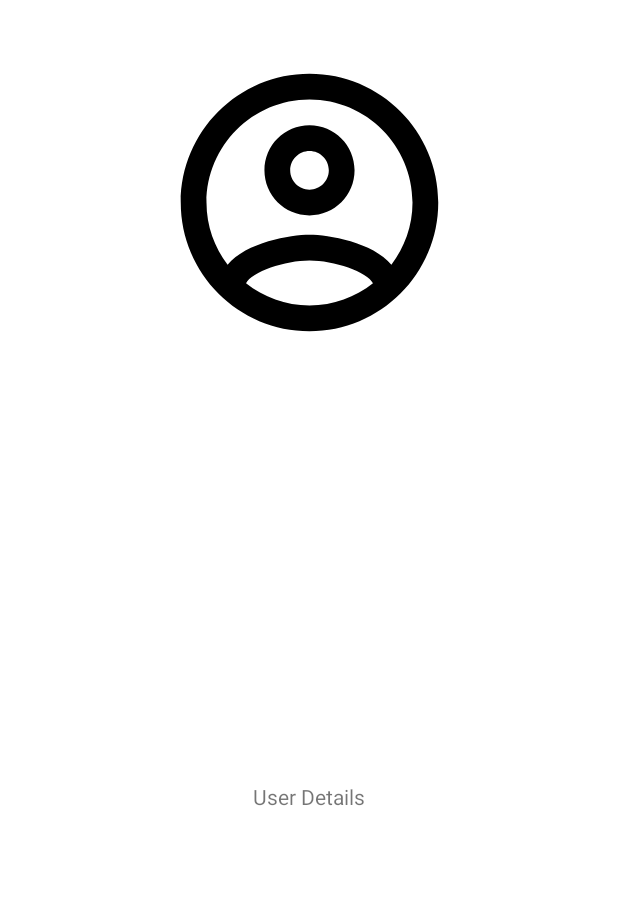
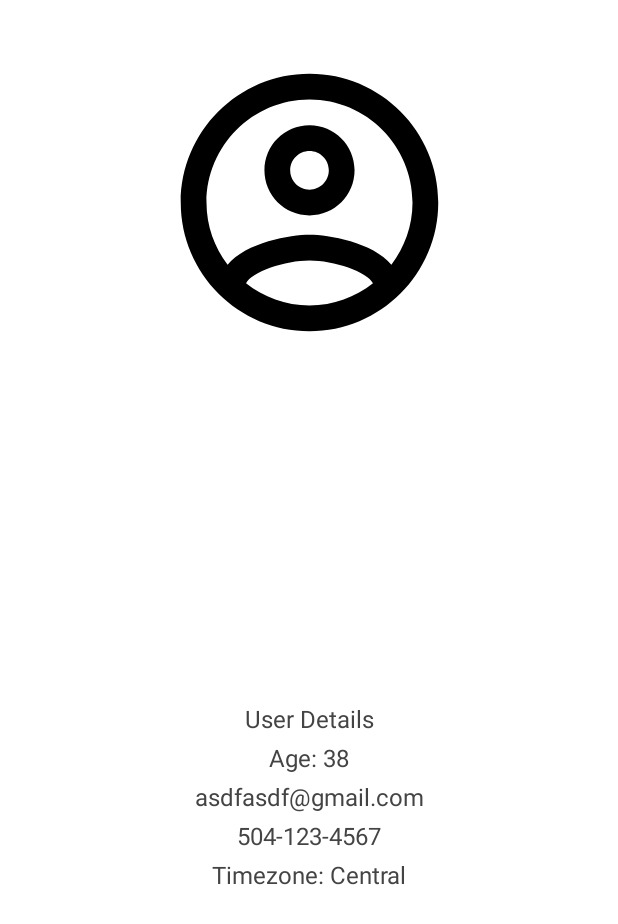
Before and after one commit to dmcinnis/UserGeneratorChallenge, an Android app: the layout user_details_fragment.xml on its own in the app's theme, with its tools: preview values and no code run, on a phone screen of 412 x 824 dp. Shown: the top 924 px of the screen. Run offline under Robolectric (Android 15) with nearby library versions, the phone set to English and light mode, and no system bars; network calls fail.

Commit message:
add new user data, update styling

```diff
--- a/app/src/main/java/me/drewm/usergeneratorchallenge/AppContainer.kt
+++ b/app/src/main/java/me/drewm/usergeneratorchallenge/AppContainer.kt
@@ -4,6 +4,9 @@ import me.drewm.usergeneratorchallenge.network.UserDataService
 import retrofit2.Retrofit
 import retrofit2.converter.gson.GsonConverterFactory
 
+/**
+ * This is a manual DI implementation / container for app singletons
+  */
 class AppContainer {
     private val retrofit: Retrofit by lazy {
         Retrofit.Builder()
@@ -14,5 +17,4 @@ class AppContainer {
     val userApiService: UserDataService by lazy {
         retrofit.create(UserDataService::class.java)
     }
-
 }
--- a/app/src/main/res/layout/user_details_fragment.xml
+++ b/app/src/main/res/layout/user_details_fragment.xml
@@ -1,45 +1,112 @@
 <?xml version="1.0" encoding="utf-8"?>
 <androidx.constraintlayout.widget.ConstraintLayout xmlns:android="http://schemas.android.com/apk/res/android"
         xmlns:app="http://schemas.android.com/apk/res-auto"
+        xmlns:tools="http://schemas.android.com/tools"
         android:layout_width="match_parent"
-        android:layout_height="match_parent"
-        xmlns:tools="http://schemas.android.com/tools">
+        android:layout_height="match_parent">
 
     <androidx.constraintlayout.widget.Guideline
             android:id="@+id/guideline_start"
             android:layout_width="wrap_content"
             android:layout_height="wrap_content"
             android:orientation="vertical"
-            app:layout_constraintGuide_percent="0.25"
-            />
+            app:layout_constraintGuide_percent="0.25" />
 
     <androidx.constraintlayout.widget.Guideline
             android:id="@+id/guideline_end"
             android:layout_width="wrap_content"
             android:layout_height="wrap_content"
             android:orientation="vertical"
-            app:layout_constraintGuide_percent="0.75"
-            />
+            app:layout_constraintGuide_percent="0.75" />
 
     <ImageView
             android:id="@+id/picture"
             android:layout_width="0dp"
             android:layout_height="wrap_content"
-            app:layout_constraintTop_toTopOf="parent"
+            android:layout_marginTop="@dimen/space_large"
+            android:adjustViewBounds="true"
+            android:contentDescription="@string/accessibility_user_picture"
             app:layout_constraintEnd_toEndOf="@id/guideline_end"
             app:layout_constraintStart_toStartOf="@id/guideline_start"
-            tools:src="@drawable/user_picture_placeholder"
-            android:adjustViewBounds="true"
-            android:layout_marginTop="32dp"/>
+            app:layout_constraintTop_toTopOf="parent"
+            tools:src="@drawable/user_picture_placeholder" />
 
     <TextView
             android:id="@+id/name"
             android:layout_width="wrap_content"
             android:layout_height="wrap_content"
-            android:text="User Details"
+            android:layout_marginStart="@dimen/space_large"
+            android:layout_marginEnd="@dimen/space_large"
+            android:textAppearance="@style/SubHeading"
+            app:layout_constrainedWidth="true"
+            app:layout_constraintBottom_toTopOf="@+id/age"
+            app:layout_constraintEnd_toEndOf="parent"
+            app:layout_constraintStart_toStartOf="parent"
+            app:layout_constraintTop_toBottomOf="@id/picture"
+            app:layout_constraintVertical_chainStyle="packed"
+            tools:text="User Details" />
+
+    <TextView
+            android:id="@+id/age"
+            android:layout_width="wrap_content"
+            android:layout_height="wrap_content"
+            android:layout_marginStart="@dimen/space_large"
+            android:layout_marginTop="@dimen/space_xsmall"
+            android:layout_marginEnd="@dimen/space_large"
+            android:textAppearance="@style/SubHeading"
+            app:layout_constrainedWidth="true"
+            app:layout_constraintBottom_toTopOf="@+id/email"
+            app:layout_constraintEnd_toEndOf="parent"
+            app:layout_constraintStart_toStartOf="parent"
+            app:layout_constraintTop_toBottomOf="@id/name"
+            tools:text="Age: 38" />
+
+    <TextView
+            android:id="@+id/email"
+            android:layout_width="wrap_content"
+            android:layout_height="wrap_content"
+            android:layout_marginStart="@dimen/space_large"
+            android:layout_marginTop="@dimen/space_xsmall"
+            android:layout_marginEnd="@dimen/space_large"
+            android:textAppearance="@style/SubHeading"
+            android:textIsSelectable="true"
+            app:layout_constrainedWidth="true"
+            app:layout_constraintBottom_toTopOf="@+id/cell"
+            app:layout_constraintEnd_toEndOf="parent"
+            app:layout_constraintStart_toStartOf="parent"
+            app:layout_constraintTop_toBottomOf="@id/age"
+            tools:text="asdfasdf@gmail.com" />
+
+    <TextView
+            android:id="@+id/cell"
+            android:layout_width="wrap_content"
+            android:layout_height="wrap_content"
+            android:layout_marginStart="@dimen/space_large"
+            android:layout_marginTop="@dimen/space_xsmall"
+            android:layout_marginEnd="@dimen/space_large"
+            android:textAppearance="@style/SubHeading"
+            android:textIsSelectable="true"
+            app:layout_constrainedWidth="true"
+            app:layout_constraintBottom_toTopOf="@+id/timezone"
+            app:layout_constraintEnd_toEndOf="parent"
+            app:layout_constraintStart_toStartOf="parent"
+            app:layout_constraintTop_toBottomOf="@id/email"
+            tools:text="504-123-4567" />
+
+    <TextView
+            android:id="@+id/timezone"
+            android:layout_width="wrap_content"
+            android:layout_height="wrap_content"
+            android:layout_marginStart="@dimen/space_large"
+            android:layout_marginTop="@dimen/space_xsmall"
+            android:layout_marginEnd="@dimen/space_large"
+            android:textAlignment="center"
+            android:textAppearance="@style/SubHeading"
+            app:layout_constrainedWidth="true"
             app:layout_constraintBottom_toBottomOf="parent"
             app:layout_constraintEnd_toEndOf="parent"
             app:layout_constraintStart_toStartOf="parent"
-            app:layout_constraintTop_toBottomOf="@id/picture" />
+            app:layout_constraintTop_toBottomOf="@id/cell"
+            tools:text="Timezone: Central" />
 
 </androidx.constraintlayout.widget.ConstraintLayout>
--- a/app/src/main/res/values/colors.xml
+++ b/app/src/main/res/values/colors.xml
@@ -7,4 +7,6 @@
     <color name="teal_700">#FF018786</color>
     <color name="black">#FF000000</color>
     <color name="white">#FFFFFFFF</color>
+
+    <color name="off_black">#444444</color>
 </resources>
--- /dev/null
+++ b/app/src/main/res/values/styles.xml
@@ -0,0 +1,15 @@
+<?xml version="1.0" encoding="utf-8"?>
+<resources>
+
+    <style name="Heading" parent="@android:style/TextAppearance">
+        <item name="android:textColor">@color/off_black</item>
+        <item name="android:textSize">16sp</item>
+        <item name="android:textStyle">bold</item>
+    </style>
+
+    <style name="SubHeading" parent="@android:style/TextAppearance">
+        <item name="android:textColor">@color/off_black</item>
+        <item name="android:textSize">16sp</item>
+        <item name="android:textStyle">normal</item>
+    </style>
+</resources>
```
Also changed, not shown: app/src/main/AndroidManifest.xml (+4 -5 lines), app/src/main/java/me/drewm/usergeneratorchallenge/model/User.kt (+16 -2 lines), app/src/main/java/me/drewm/usergeneratorchallenge/view/UserDetailsFragment.kt (+14 -6 lines), app/src/main/java/me/drewm/usergeneratorchallenge/view/UsersListAdapter.kt (+5 -7 lines), app/src/main/java/me/drewm/usergeneratorchallenge/view/UsersListFragment.kt (+8 -10 lines), app/src/main/res/layout/user_list_item.xml (+28 -12 lines), app/src/main/res/layout/users_list_fragment.xml (+0 -20 lines), app/src/main/res/values/dimens.xml (added, +10 -0 lines), app/src/main/res/values/strings.xml (+7 -1 lines).
